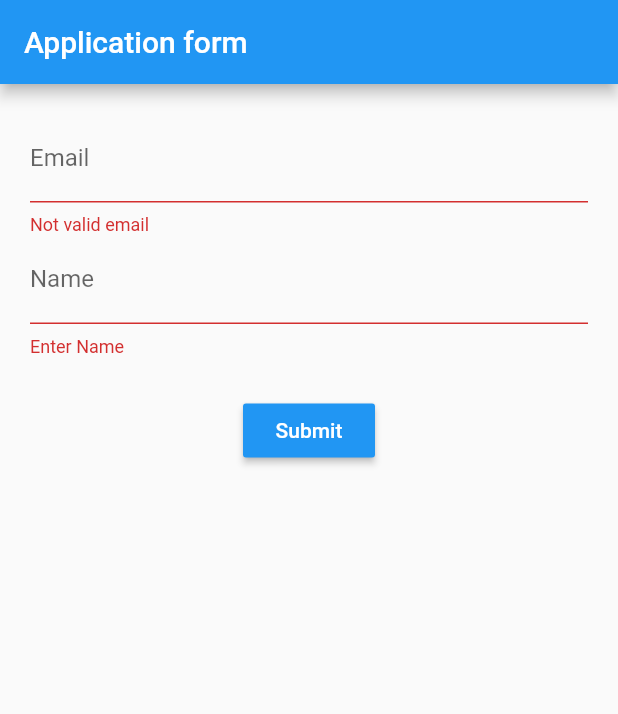
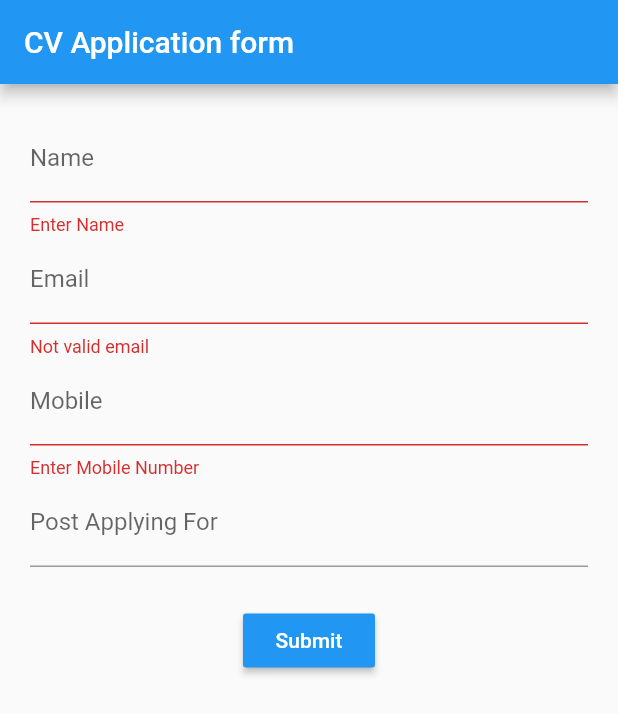
Before and after one commit to rammesaran/FromValidation, a Flutter app: the screen it shows after launch, after a tap on "Submit", on a phone screen of 412 x 824 dp. Shown: the top 714 px of the screen. Run offline on Flutter 3.47's test engine with Material 2 defaults, Android fonts, the phone set to English and light mode, and no system bars.

Commit message:
added validation

```diff
--- a/lib/src/app.dart
+++ b/lib/src/app.dart
@@ -9,7 +9,7 @@ class MyApp extends StatelessWidget {
       debugShowCheckedModeBanner: false,
       home: Scaffold(
         appBar: AppBar(
-          title: Text('Application form'),
+          title: Text('CV Application form'),
         ),
         body: ApplicationFromScreen(),
       ),
--- a/lib/src/mixins/validation_mixin.dart
+++ b/lib/src/mixins/validation_mixin.dart
@@ -13,4 +13,11 @@ String validationName(String value){
       }
       return null;
     }
+
+    String validationMobile(String value){
+      if(value.isEmpty){
+        return 'Enter Mobile Number';
+      }
+      return null;
+    }
 }
--- a/lib/src/screens/application_form_screen.dart
+++ b/lib/src/screens/application_form_screen.dart
@@ -1,5 +1,6 @@
 import 'package:flutter/material.dart';
 import 'package:mvvm_form/src/mixins/validation_mixin.dart';
+import 'package:mvvm_form/src/screens/application_details_screen.dart';
 
 class ApplicationFromScreen extends StatefulWidget {
   @override
@@ -9,8 +10,11 @@ class ApplicationFromScreen extends StatefulWidget {
 class _ApplicationFromScreenState extends State<ApplicationFromScreen>
     with ValidationMixin {
   final formKey = GlobalKey<FormState>();
+  //to store the values
   String email = "";
   String name = "";
+  String mobile = "";
+  String postApply = "";
   @override
   Widget build(BuildContext context) {
     return Container(
@@ -20,19 +24,19 @@ class _ApplicationFromScreenState extends State<ApplicationFromScreen>
       child: Form(
         key: formKey,
         child: SingleChildScrollView(
-                  child: Column(
+          child: Column(
             children: [
               //adding helper methods
+
+              nameField(),
               emailField(),
-              nameField(),
+              mobileField(),
+              postApplyingFor(),
               // 25 percent of sapcing so we added empty container for sapcing
               Container(
                 margin: EdgeInsets.only(top: 25.0),
               ),
               submitButton(),
-              Container(
-                margin: EdgeInsets.only(top: 5.0),
-              ),
             ],
           ),
         ),
@@ -51,7 +55,7 @@ class _ApplicationFromScreenState extends State<ApplicationFromScreen>
     );
   }
 
-  nameField() {
+  Widget nameField() {
     return TextFormField(
       onSaved: (value) {
         name = value.trim();
@@ -61,13 +65,47 @@ class _ApplicationFromScreenState extends State<ApplicationFromScreen>
     );
   }
 
-  submitButton() {
+  Widget mobileField() {
+    return TextFormField(
+      keyboardType: TextInputType.number,
+      onSaved: (value) {
+        mobile = value.trim();
+      },
+      validator: validationMobile,
+      decoration:
+          inputdecoration(labletext: "Mobile", hinttext: "Enter MobileNumber"),
+    );
+  }
+
+  Widget postApplyingFor() {
+    return TextFormField(
+      onSaved: (value) {
+        postApply = value.trim();
+      },
+      decoration: inputdecoration(
+          labletext: "Post Applying For", hinttext: "Enter Post applying for"),
+    );
+  }
+
+  Widget submitButton() {
     return RaisedButton(
       color: Colors.blue,
       onPressed: () {
         if (formKey.currentState.validate()) {
           formKey.currentState.save();
-          print('the given email: $email and name $name is saved ');
+
+          // print('the given email: $email and name $name is saved ');
+          Navigator.push(
+            context,
+            MaterialPageRoute(
+              builder: (context) => DetailsPage(
+                enteredName: name,
+                enteredEmail: email,
+                enteredMobile: mobile,
+                enteredPost: postApply,
+              ),
+            ),
+          );
         }
       },
       child: Text(
```
Also changed, not shown: lib/src/screens/application_details_screen.dart (added, +45 -0 lines).
